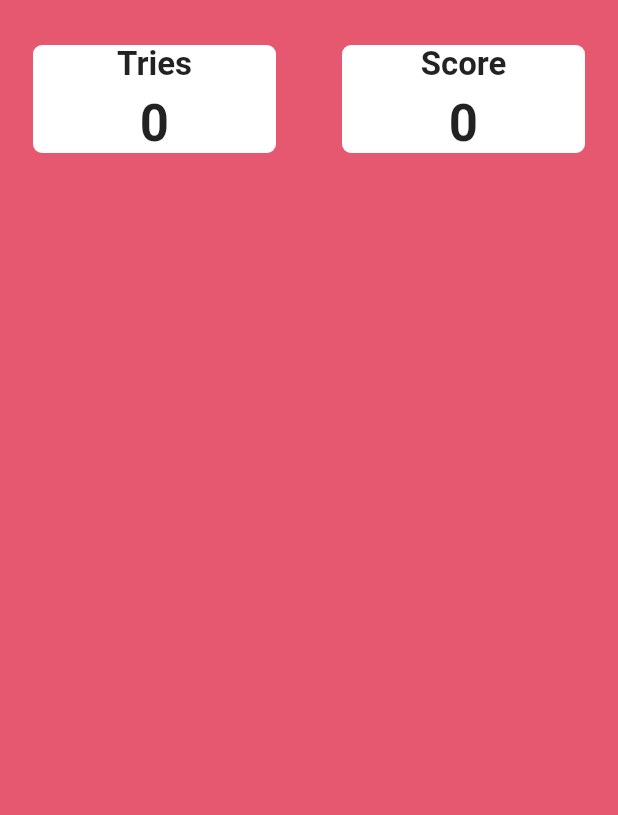
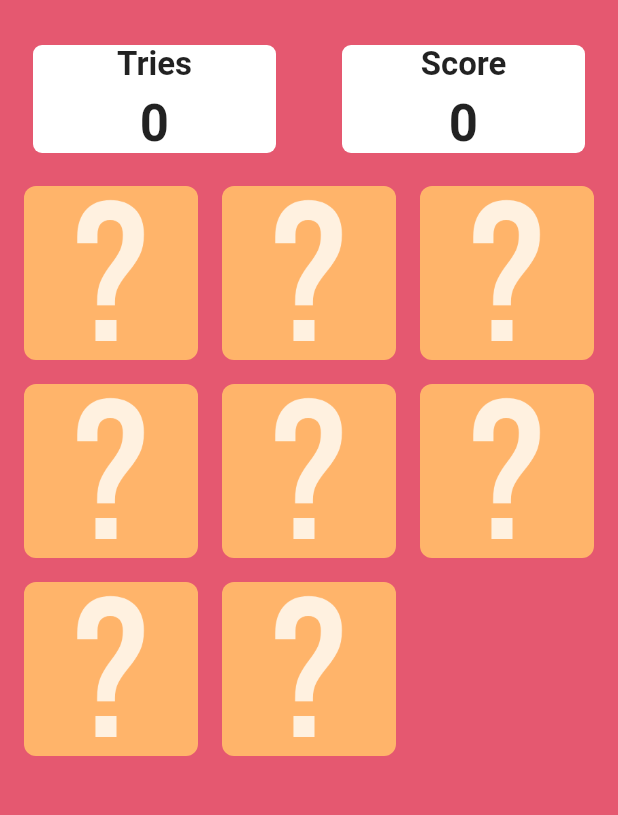
Before and after one commit to John-Rocha/memorygame, a Flutter app: the screen it shows after launch, on a phone screen of 412 x 824 dp, the part 270-1085 px from its top. Run offline on Flutter 3.47's test engine with Material 2 defaults, Android fonts, the phone set to English and light mode, and no system bars.

```diff
--- a/lib/pages/home_page.dart
+++ b/lib/pages/home_page.dart
@@ -1,6 +1,7 @@
 // ignore_for_file: prefer_const_constructors
 
 import 'package:flutter/material.dart';
+import 'package:memory_game/utils/game_logic.dart';
 import 'package:memory_game/widgets/score_board.dart';
 
 class HomePage extends StatefulWidget {
@@ -11,9 +12,21 @@ class HomePage extends StatefulWidget {
 }
 
 class _HomePageState extends State<HomePage> {
+  //Let's start by initite the game
+  GameLogic _game = GameLogic();
+  int tries = 0;
+  int score = 0;
+
+  @override
+  void initState() {
+    super.initState();
+    _game.initGame();
+  }
+
   @override
   Widget build(BuildContext context) {
     double screenWidth = MediaQuery.of(context).size.width;
+
     return Scaffold(
       backgroundColor: const Color(0XFFe55870),
       body: Column(
@@ -35,21 +48,67 @@ class _HomePageState extends State<HomePage> {
             mainAxisAlignment: MainAxisAlignment.spaceAround,
             crossAxisAlignment: CrossAxisAlignment.center,
             children: [
-              scoreBoard('Tries', '0'),
-              scoreBoard('Score', '0'),
+              scoreBoard('Tries', "${tries}"),
+              scoreBoard('Score', "${score}"),
             ],
           ),
           SizedBox(
             height: screenWidth,
             width: screenWidth,
             child: GridView.builder(
+              itemCount: _game.gameImg!.length,
               gridDelegate: SliverGridDelegateWithFixedCrossAxisCount(
                 crossAxisCount: 3,
                 crossAxisSpacing: 16.0,
                 mainAxisSpacing: 16.0,
               ),
+              padding: EdgeInsets.all(16.0),
               itemBuilder: (context, index) {
-                return Container();
+                return GestureDetector(
+                  onTap: () {
+                    //aqui iremos colocar toda a lógica do game
+                    print(_game.cardsList[index]);
+                    setState(() {
+                      tries++;
+                      _game.gameImg![index] = _game.cardsList[index];
+                      _game.matchCheck.add(
+                        {
+                          index: _game.cardsList[index],
+                        },
+                      );
+                    });
+                    if (_game.matchCheck.length == 2) {
+                      if (_game.matchCheck[0].values.first ==
+                          _game.matchCheck[1].values.first) {
+                        print('true');
+                        score += 100;
+                        _game.matchCheck.clear();
+                      } else {
+                        print(false);
+                        Future.delayed(Duration(milliseconds: 500), () {
+                          print(_game.gameImg);
+                          setState(() {
+                            _game.gameImg![_game.matchCheck[0].keys.first] =
+                                _game.hiddenCardPath;
+                            _game.gameImg![_game.matchCheck[1].keys.first] =
+                                _game.hiddenCardPath;
+                            _game.matchCheck.clear();
+                          });
+                        });
+                      }
+                    }
+                  },
+                  child: Container(
+                    padding: EdgeInsets.all(16.0),
+                    decoration: BoxDecoration(
+                        color: Color(0xFFFFB46A),
+                        borderRadius: BorderRadius.circular(8.0),
+                        image: DecorationImage(
+                          image: AssetImage(_game.gameImg![index]),
+                          fit: BoxFit.cover,
+                        )),
+                  ),
+                );
               },
             ),
           )
--- a/lib/utils/game_logic.dart
+++ b/lib/utils/game_logic.dart
@@ -1,6 +1,19 @@
 class GameLogic {
   final String hiddenCardPath = 'assets/images/hidden.png';
   List<String>? gameImg;
+
+  final List<String> cardsList = [
+    "assets/images/circle.png",
+    "assets/images/triangle.png",
+    "assets/images/circle.png",
+    "assets/images/heart.png",
+    "assets/images/star.png",
+    "assets/images/triangle.png",
+    "assets/images/star.png",
+    "assets/images/heart.png",
+  ];
+
+  List<Map<int, String>> matchCheck = [];
 
   final int cardCount = 8;
 
```
